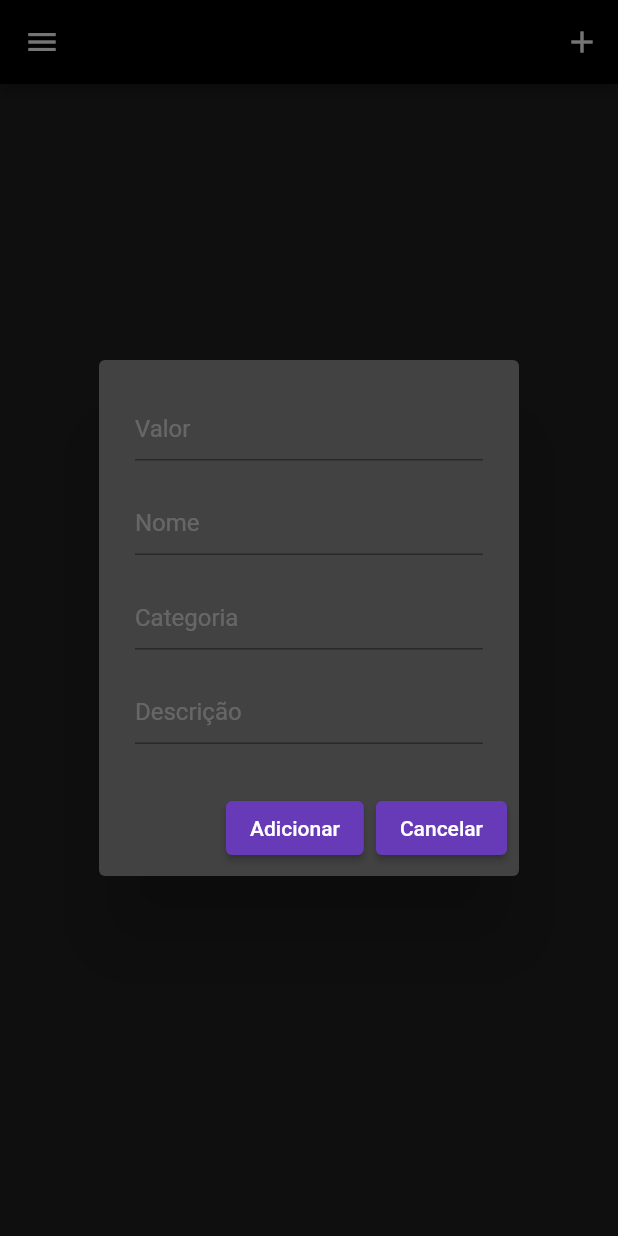
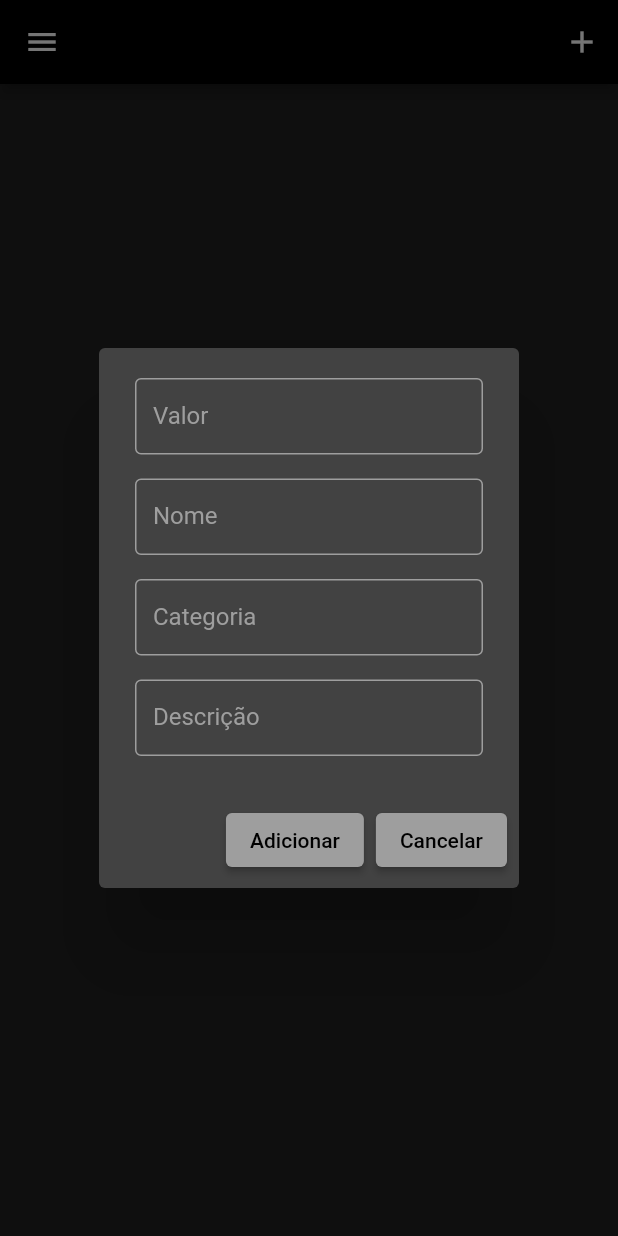
Before and after one commit to remobenunes/Despecito, a Flutter app: the screen it shows after launch, after a tap on the "add" icon, on a phone screen of 412 x 824 dp. Run offline on Flutter 3.47's test engine with Material 2 defaults, Android fonts, the light colour scheme and no system bars; our stand-ins replace hive, hive_flutter; accounts and stored records are empty.

Commit message:
criacao do metodo update e adicao de cores primarias variaveis para o app haha

```diff
--- a/lib/app/data/datasources/database_datasource.dart
+++ b/lib/app/data/datasources/database_datasource.dart
@@ -1,6 +1,5 @@
 abstract class DatabaseDatasource {
   create();
-  read();
   delete();
   update();
 }
--- a/lib/app/data/repositories/database_imp_repository.dart
+++ b/lib/app/data/repositories/database_imp_repository.dart
@@ -17,11 +17,6 @@ class DatabaseImpRepository implements DatabaseRepository {
   }
 
   @override
-  void read() {
-    _databaseDatasource.read();
-  }
-
-  @override
   void update() {
     _databaseDatasource.update();
   }
--- a/lib/app/domain/repositories/database_repository.dart
+++ b/lib/app/domain/repositories/database_repository.dart
@@ -1,6 +1,5 @@
 abstract class DatabaseRepository {
   create();
-  read();
   delete();
   update();
 }
--- a/lib/app/domain/usecases/database_usecase.dart
+++ b/lib/app/domain/usecases/database_usecase.dart
@@ -3,7 +3,6 @@ import 'package:despecito/app/domain/models/entities/expense/expense.dart';
 abstract class DatabaseUsecase {
   create(Expense expense);
   delete(Expense expense);
-  read();
-  update();
+  update(Expense expense);
   Future<List<Expense>> getAll();
 }
--- a/lib/app/external/datasources/database_imp_datasource.dart
+++ b/lib/app/external/datasources/database_imp_datasource.dart
@@ -12,11 +12,6 @@ class DatabaseImpDatasource implements DatabaseDatasource {
   }
 
   @override
-  read() {
-    print('read');
-  }
-
-  @override
   update() {
     print('update');
   }
--- a/lib/app/presentation/ui/pages/home/home_controller.dart
+++ b/lib/app/presentation/ui/pages/home/home_controller.dart
@@ -24,6 +24,11 @@ class HomeController {
     getAll();
   }
 
+  void update(Expense expense) async {
+    await _databaseUsecase.update(expense);
+    getAll();
+  }
+
   void getAll() async {
     list$.value = await _databaseUsecase.getAll();
     expenseList = list$.value;
--- a/lib/app/presentation/ui/pages/home/home_page.dart
+++ b/lib/app/presentation/ui/pages/home/home_page.dart
@@ -1,5 +1,7 @@
+import 'package:despecito/app/domain/models/entities/expense/expense.dart';
 import 'package:despecito/app/presentation/ui/pages/home/home_controller.dart';
 import 'package:despecito/app/presentation/ui/pages/home/widgets/custom_alert_dialog.dart';
+import 'package:despecito/app/presentation/ui/pages/home/widgets/custom_app_bar.dart';
 import 'package:despecito/app/presentation/ui/pages/home/widgets/custom_list_tile.dart';
 import 'package:despecito/app/utils/utils.dart';
 import 'package:flutter/material.dart';
@@ -16,6 +18,7 @@ class HomePage extends StatefulWidget {
 
 class _HomePageState extends State<HomePage> {
   late final HomeController controller;
+  final scaffoldKey = GlobalKey<ScaffoldState>();
 
   @override
   void initState() {
@@ -23,7 +26,7 @@ class _HomePageState extends State<HomePage> {
     controller.getAll();
     controller.list$.addListener(() {
       setState(() {
-        print('Mudou!');
+        print('zap!');
       });
     });
 
@@ -40,82 +43,54 @@ class _HomePageState extends State<HomePage> {
   Widget build(BuildContext context) {
     return SafeArea(
       child: Scaffold(
-        appBar: _appBar(controller),
-        body: _Body(controller),
+        key: scaffoldKey,
+        appBar: CustomAppBar(
+          controller,
+        ),
+        body: _body(),
         backgroundColor: Colors.grey[900],
       ),
     );
   }
 
-  AppBar _appBar(HomeController controller) {
-    return AppBar(
-      backgroundColor: Colors.black,
-      leading: _leading(),
-      actions: [
-        _addButton(controller),
-      ],
+  _body() {
+    return ListView.builder(
+      itemCount: controller.expenseList.length,
+      itemBuilder: (context, index) {
+        var item = controller.expenseList[index];
+
+        return Padding(
+          padding: const EdgeInsets.all(8.0),
+          child: CustomListTile(
+            expenseDto: item,
+            updateFunction: () {
+              _updateFunction(item);
+            },
+            deleteFunction: () {
+              _deleteFunction(item);
+            },
+          ),
+        );
+      },
     );
   }
 
-  IconButton _addButton(HomeController controller) {
-    return IconButton(
-      icon: const Icon(Icons.add),
-      onPressed: () {
-        showDialog(
-          context: context,
-          builder: (_) {
-            return CustomAlertDialog(
-              function: (expense) async {
-                controller.expenseList.add(expense);
-                controller.create(expense);
-              },
-            );
+  _updateFunction(Expense item) {
+    return showDialog(
+      context: context,
+      builder: (_) {
+        return CustomAlertDialog(
+          expense: item,
+          function: (expense) async {
+            controller.update(expense);
           },
         );
       },
     );
   }
 
-  IconButton _leading() {
-    return IconButton(
-      icon: const Icon(Icons.menu),
-      onPressed: () {},
-    );
+  _deleteFunction(Expense item) async {
+    controller.delete(item);
+    Utils.showSnackBar(context, 'Despesa Removida com sucesso!');
   }
 }
-
-class _Body extends StatefulWidget {
-  final HomeController controller;
-
-  const _Body(this.controller);
-
-  @override
-  State<_Body> createState() => _BodyState();
-}
-
-class _BodyState extends State<_Body> {
-  @override
-  Widget build(BuildContext context) {
-    return Padding(
-      padding: const EdgeInsets.only(bottom: 50),
-      child: ListView.builder(
-        itemCount: widget.controller.expenseList.length,
-        itemBuilder: (context, index) {
-          var item = widget.controller.expenseList[index];
-
-          return Padding(
-            padding: const EdgeInsets.all(8.0),
-            child: CustomListTile(
-              expenseDto: item,
-              function: () async {
-                widget.controller.delete(item);
-                Utils.showSnackBar(context, 'Despesa Removida com sucesso!');
-                setState(() {});
-              },
-            ),
-          );
-        },
-      ),
-    );
-  }
-}
--- a/lib/app/presentation/ui/pages/home/widgets/custom_alert_dialog.dart
+++ b/lib/app/presentation/ui/pages/home/widgets/custom_alert_dialog.dart
@@ -1,21 +1,27 @@
-import 'package:despecito/app/utils/utils.dart';
 import 'package:flutter/material.dart';
 
 import 'package:despecito/app/domain/models/dtos/expense_dto.dart';
+import 'package:despecito/app/domain/models/entities/expense/expense.dart';
 import 'package:despecito/app/presentation/ui/pages/home/widgets/custom_text_field.dart';
+import 'package:despecito/app/utils/utils.dart';
 
 class CustomAlertDialog extends StatelessWidget {
+  Expense? expense;
   final Function(ExpenseDto expense) function;
 
   CustomAlertDialog({
     Key? key,
+    this.expense,
     required this.function,
   }) : super(key: key);
 
-  final valueController = TextEditingController();
-  final nameController = TextEditingController();
-  final categoryController = TextEditingController();
-  final descriptionController = TextEditingController();
+  late final valueController =
+      TextEditingController(text: expense?.value.toString());
+  late final nameController = TextEditingController(text: expense?.name);
+  late final categoryController =
+      TextEditingController(text: expense?.category);
+  late final descriptionController =
+      TextEditingController(text: expense?.description);
 
   @override
   Widget build(BuildContext context) {
@@ -34,23 +40,23 @@ class CustomAlertDialog extends StatelessWidget {
       mainAxisSize: MainAxisSize.min,
       children: [
         CustomTextField(
-          hint: 'Valor',
+          label: 'Valor',
           keyboardType: TextInputType.number,
           controller: valueController,
         ),
         const SizedBox(height: 16),
         CustomTextField(
-          hint: 'Nome',
+          label: 'Nome',
           controller: nameController,
         ),
         const SizedBox(height: 16),
         CustomTextField(
-          hint: 'Categoria',
+          label: 'Categoria',
           controller: categoryController,
         ),
         const SizedBox(height: 16),
         CustomTextField(
-          hint: 'Descrição',
+          label: 'Descrição',
           controller: descriptionController,
         ),
       ],
@@ -72,11 +78,11 @@ class CustomAlertDialog extends StatelessWidget {
 
   ExpenseDto _createDto() {
     return ExpenseDto(
-      name: nameController.text == "" ? 'Nao Nomeado' : nameController.text,
+      name: nameController.text,
       value: getDouble(),
       category: categoryController.text,
       description: descriptionController.text,
-      createdAt: DateTime.now().toString(),
+      createdAt: expense?.createdAt ?? DateTime.now().toString(),
     );
   }
 
--- /dev/null
+++ b/lib/app/presentation/ui/pages/home/widgets/custom_app_bar.dart
@@ -0,0 +1,62 @@
+import 'package:flutter/material.dart';
+import 'package:provider/provider.dart';
+
+import 'package:despecito/app/presentation/ui/pages/home/home_controller.dart';
+import 'package:despecito/app/presentation/ui/pages/home/widgets/custom_alert_dialog.dart';
+
+class CustomAppBar extends StatefulWidget implements PreferredSizeWidget {
+  final HomeController controller;
+
+  CustomAppBar(
+    this.controller, {
+    Key? key,
+  })  : preferredSize = const Size.fromHeight(kToolbarHeight),
+        super(key: key);
+
+  @override
+  final Size preferredSize;
+
+  @override
+  State<CustomAppBar> createState() => _CustomAppBarState();
+}
+
+class _CustomAppBarState extends State<CustomAppBar> {
+  @override
+  Widget build(BuildContext context) {
+    return AppBar(
+      backgroundColor: Colors.black,
+      leading: IconButton(
+        icon: const Icon(
+          Icons.menu,
+          color: Colors.white,
+        ),
+        onPressed: () {},
+      ),
+      actions: [
+        IconButton(
+          icon: const Icon(
+            Icons.add,
+            color: Colors.white,
+          ),
+          onPressed: () {
+            addMethod();
+          },
+        ),
+      ],
+    );
+  }
+
+  addMethod() {
+    showDialog(
+      context: context,
+      builder: (_) {
+        return CustomAlertDialog(
+          function: (expense) async {
+            widget.controller.expenseList.add(expense);
+            widget.controller.create(expense);
+          },
+        );
+      },
+    );
+  }
+}
--- a/lib/app/presentation/ui/pages/home/widgets/custom_text_field.dart
+++ b/lib/app/presentation/ui/pages/home/widgets/custom_text_field.dart
@@ -1,13 +1,13 @@
 import 'package:flutter/material.dart';
 
 class CustomTextField extends StatelessWidget {
-  final String? hint;
+  final String? label;
   final TextInputType? keyboardType;
   final TextEditingController? controller;
 
   const CustomTextField({
     Key? key,
-    this.hint,
+    this.label,
     this.keyboardType,
     this.controller,
   }) : super(key: key);
@@ -18,24 +18,29 @@ class CustomTextField extends StatelessWidget {
       crossAxisAlignment: CrossAxisAlignment.start,
       children: [
         // _label(),
-        _formField(),
+        _formField(context),
       ],
     );
   }
 
-  _formField() {
-    return TextFormField(
+  _formField(BuildContext context) {
+    return TextField(
       controller: controller,
       keyboardType: keyboardType ?? TextInputType.text,
+      style: TextStyle(color: Theme.of(context).colorScheme.primary),
       decoration: InputDecoration(
-        hintText: hint!,
-        hintStyle: const TextStyle(
-          color: Color.fromARGB(50, 252, 251, 251),
+        labelText: label,
+        border: OutlineInputBorder(
+          borderSide: BorderSide(
+              color: Theme.of(context).colorScheme.primary, width: 1.0),
         ),
+        enabledBorder: OutlineInputBorder(
+          borderSide: BorderSide(
+              color: Theme.of(context).colorScheme.primary, width: 1.0),
+        ),
+        labelStyle: TextStyle(color: Theme.of(context).colorScheme.primary),
         isDense: true,
-        contentPadding: const EdgeInsets.only(top: 16, bottom: 12),
       ),
     );
   }
-
 }
--- a/lib/main.dart
+++ b/lib/main.dart
@@ -9,6 +9,7 @@ import 'package:despecito/configs/database_local_config.dart';
 import 'package:despecito/routes.dart';
 import 'package:flutter/material.dart';
 import 'package:provider/provider.dart';
+import "dart:math";
 
 void main() async {
   WidgetsFlutterBinding.ensureInitialized();
@@ -22,8 +23,7 @@ class MyApp extends StatelessWidget {
 
   @override
   Widget build(BuildContext context) {
-    return MultiProvider(
-      providers: [
+    var providers = [
       //datasource
       Provider<DatabaseDatasource>(
           create: (context) => DatabaseImpDatasource()),
@@ -39,16 +39,47 @@ class MyApp extends StatelessWidget {
       //controllers
       Provider<HomeController>(
           create: (context) => HomeController(context.read())),
-      ],
+    ];
+
+    return MultiProvider(
+      providers: providers,
       child: MaterialApp(
         title: 'Despecito',
         debugShowCheckedModeBanner: false,
         theme: ThemeData(
-          primarySwatch: Colors.deepPurple,
+          primarySwatch: generateRandomMaterialColor(),
         ),
         initialRoute: '/',
         routes: Routes.routes,
       ),
     );
   }
+
+  MaterialColor generateRandomMaterialColor() {
+    List<MaterialColor> list = [
+      Colors.amber,
+      Colors.blue,
+      Colors.blueGrey,
+      Colors.brown,
+      Colors.cyan,
+      Colors.deepOrange,
+      Colors.deepPurple,
+      Colors.green,
+      Colors.grey,
+      Colors.indigo,
+      Colors.lightBlue,
+      Colors.lightGreen,
+      Colors.lime,
+      Colors.orange,
+      Colors.pink,
+      Colors.purple,
+      Colors.red,
+      Colors.teal,
+      Colors.yellow,
+    ];
+
+    final random = Random();
+    int randomIndex = random.nextInt(list.length);
+    return list[randomIndex];
   }
+}
```
Also changed, not shown: lib/app/domain/usecases/database_imp_usecase.dart (+5 -9 lines), lib/app/presentation/ui/pages/home/widgets/custom_list_tile.dart (+47 -12 lines), pubspec.lock. Lines whose indentation alone changed are shown as unchanged.
